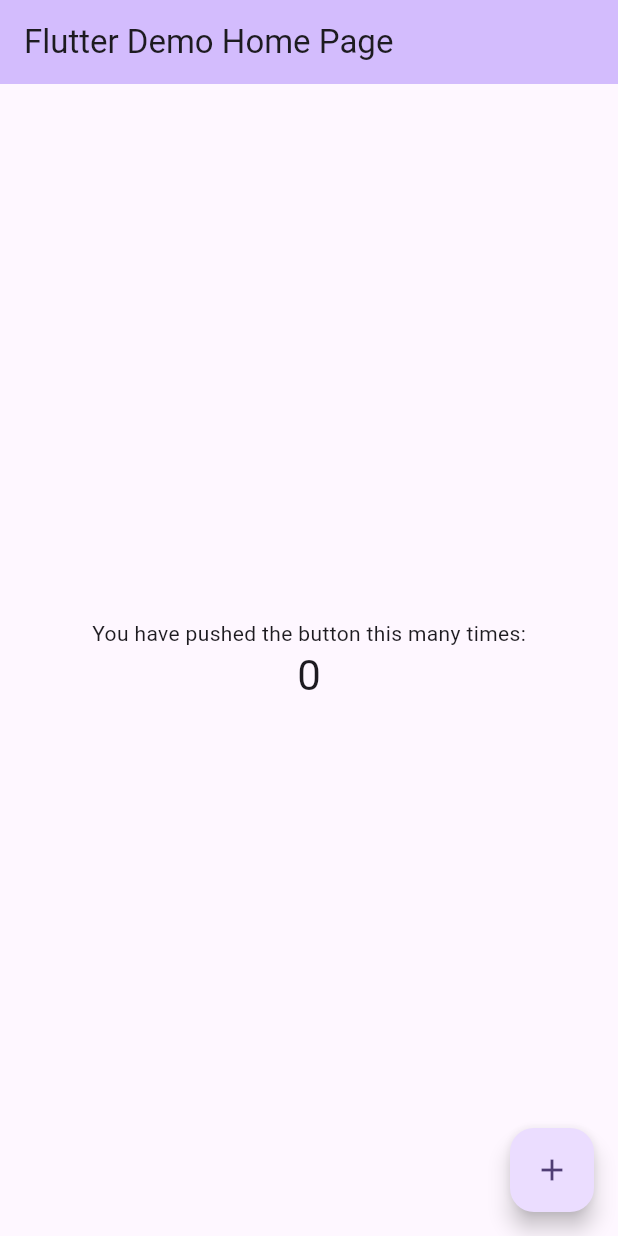
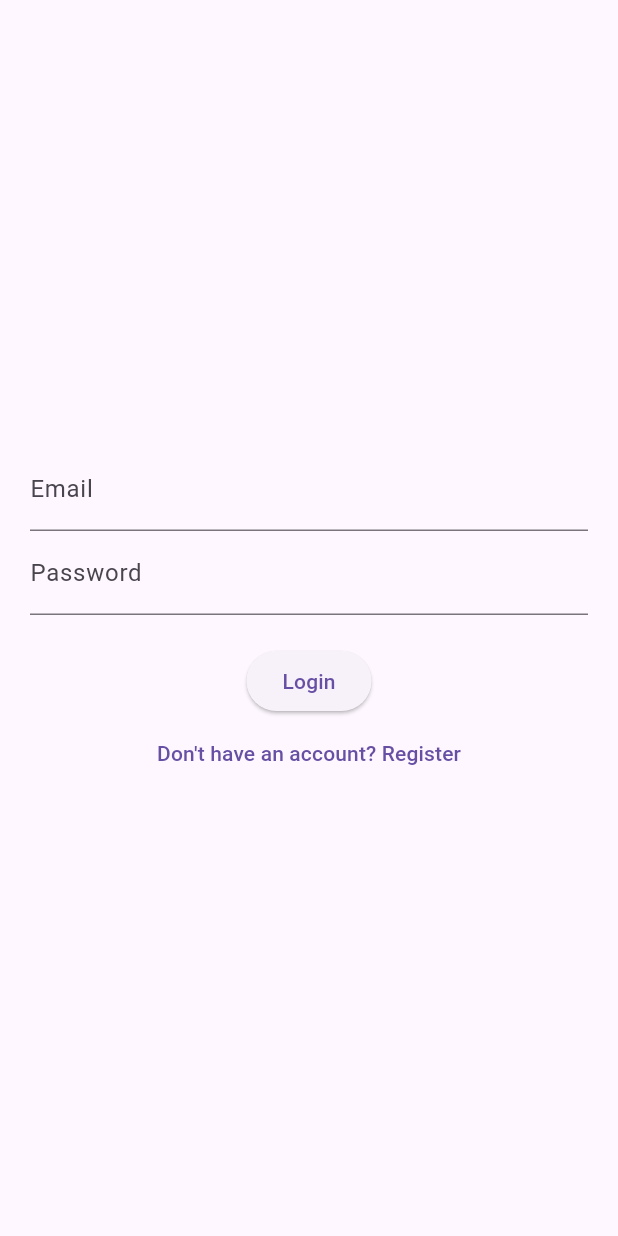
Before and after one commit to mMelnic/news-fake-detection, a Flutter app: the screen it shows after launch, on a phone screen of 412 x 824 dp. Run offline on Flutter 3.47's test engine with Material 3 defaults, Android fonts, the phone set to English and light mode, and no system bars.

Commit message:
Test login and registration screen

```diff
--- a/news_aggregator/frontend/lib/main.dart
+++ b/news_aggregator/frontend/lib/main.dart
@@ -1,36 +1,28 @@
 import 'package:flutter/material.dart';
+import 'screens/login_screen.dart';
+import 'screens/register_screen.dart';
 
 void main() {
   runApp(const MyApp());
 }
 
-class MyApp extends StatelessWidget {
+class MyApp extends StatefulWidget {
   const MyApp({super.key});
+  @override
+  State<MyApp> createState() => _MyAppState();
+}
 
-  // This widget is the root of your application.
+class _MyAppState extends State<MyApp> {
+  bool _showLogin = true;
+
   @override
   Widget build(BuildContext context) {
     return MaterialApp(
-      title: 'Flutter Demo',
-      theme: ThemeData(
-        // This is the theme of your application.
-        //
-        // TRY THIS: Try running your application with "flutter run". You'll see
-        // the application has a purple toolbar. Then, without quitting the app,
-        // try changing the seedColor in the colorScheme below to Colors.green
-        // and then invoke "hot reload" (save your changes or press the "hot
-        // reload" button in a Flutter-supported IDE, or press "r" if you used
-        // the command line to start the app).
-        //
-        // Notice that the counter didn't reset back to zero; the application
-        // state is not lost during the reload. To reset the state, use hot
-        // restart instead.
-        //
-        // This works for code too, not just values: Most code changes can be
-        // tested with just a hot reload.
-        colorScheme: ColorScheme.fromSeed(seedColor: Colors.deepPurple),
-      ),
-      home: const MyHomePage(title: 'Flutter Demo Home Page'),
+      title: 'News Auth',
+      theme: ThemeData(primarySwatch: Colors.blue),
+      home: _showLogin
+          ? LoginScreen(onSwitch: () => setState(() => _showLogin = false))
+          : RegisterScreen(onSwitch: () => setState(() => _showLogin = true)),
     );
   }
 }
--- /dev/null
+++ b/news_aggregator/frontend/lib/screens/login_screen.dart
@@ -0,0 +1,78 @@
+import 'package:flutter/material.dart';
+import '../services/auth_service.dart';
+
+class LoginScreen extends StatefulWidget {
+  final VoidCallback onSwitch;
+
+  const LoginScreen({super.key, required this.onSwitch});
+
+  @override
+  State<LoginScreen> createState() => _LoginScreenState();
+}
+
+class _LoginScreenState extends State<LoginScreen> {
+  final _email = TextEditingController();
+  final _password = TextEditingController();
+  final _authService = AuthService();
+  bool _loading = false;
+
+  void _login() async {
+    setState(() => _loading = true);
+    final response = await _authService.login(
+      _email.text.trim(),
+      _password.text.trim(),
+    );
+    if (!mounted) return;
+    setState(() => _loading = false);
+
+    if (response.statusCode == 200) {
+      ScaffoldMessenger.of(
+        context,
+      ).showSnackBar(const SnackBar(content: Text('Login successful')));
+      // TODO: Navigate to home screen
+    } else {
+      ScaffoldMessenger.of(
+        context,
+      ).showSnackBar(const SnackBar(content: Text('Login failed')));
+    }
+  }
+
+  @override
+  Widget build(BuildContext context) {
+    return Scaffold(
+      body: Center(
+        child:
+            _loading
+                ? const CircularProgressIndicator()
+                : Padding(
+                  padding: const EdgeInsets.all(20.0),
+                  child: Column(
+                    mainAxisAlignment: MainAxisAlignment.center,
+                    children: [
+                      TextField(
+                        controller: _email,
+                        decoration: const InputDecoration(labelText: 'Email'),
+                      ),
+                      TextField(
+                        controller: _password,
+                        obscureText: true,
+                        decoration: const InputDecoration(
+                          labelText: 'Password',
+                        ),
+                      ),
+                      const SizedBox(height: 20),
+                      ElevatedButton(
+                        onPressed: _login,
+                        child: const Text('Login'),
+                      ),
+                      TextButton(
+                        onPressed: widget.onSwitch,
+                        child: const Text("Don't have an account? Register"),
+                      ),
+                    ],
+                  ),
+                ),
+      ),
+    );
+  }
+}
```
Also changed, not shown: news_aggregator/frontend/lib/screens/register_screen.dart (added, +78 -0 lines).
